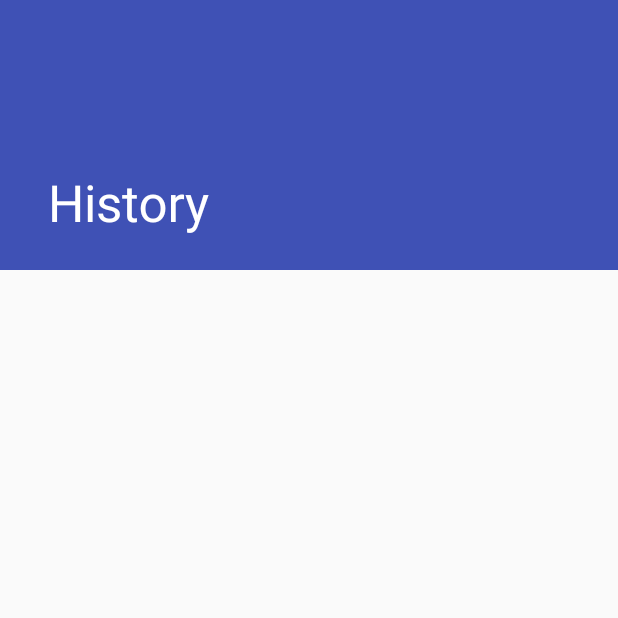
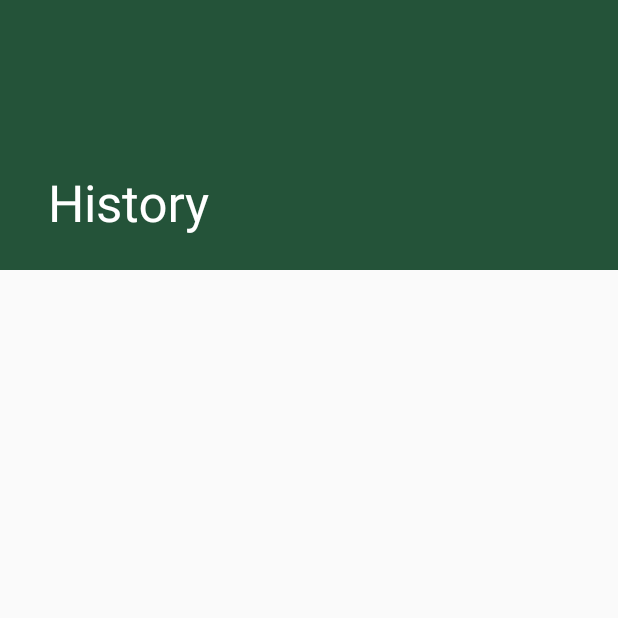
Before and after one commit to gerardmr90/trapp, an Android app: the PersonalActivity screen opened directly, with no data from a screen before it, after a tap on "History", on a phone screen of 412 x 824 dp, the top half of it. Run offline under Robolectric (Android 15) with nearby library versions, the phone set to English and light mode, and no system bars; our stand-ins replace Firebase (no records; nobody signed in at launch, a user with empty details on screens opened directly); 1 other tap on this screen came first.

Commit message:
Updated logo and theme colors

```diff
--- a/app/src/main/AndroidManifest.xml
+++ b/app/src/main/AndroidManifest.xml
@@ -14,7 +14,6 @@
         android:allowBackup="true"
         android:icon="@mipmap/ic_launcher"
         android:label="@string/app_name"
-        android:roundIcon="@mipmap/ic_launcher_round"
         android:supportsRtl="true"
         android:theme="@style/AppTheme">
         <activity
--- a/app/src/main/res/layout/nav_header_personal.xml
+++ b/app/src/main/res/layout/nav_header_personal.xml
@@ -17,7 +17,7 @@
         android:layout_width="wrap_content"
         android:layout_height="wrap_content"
         android:paddingTop="@dimen/nav_header_vertical_spacing"
-        app:srcCompat="@android:drawable/sym_def_app_icon" />
+        app:srcCompat="@mipmap/ic_launcher" />
 
     <TextView
         android:id="@+id/user_name_textView"
--- a/app/src/main/res/layout/nav_header_professional.xml
+++ b/app/src/main/res/layout/nav_header_professional.xml
@@ -17,7 +17,7 @@
         android:layout_width="wrap_content"
         android:layout_height="wrap_content"
         android:paddingTop="@dimen/nav_header_vertical_spacing"
-        app:srcCompat="@android:drawable/sym_def_app_icon" />
+        app:srcCompat="@mipmap/ic_launcher" />
 
     <TextView
         android:id="@+id/user_name_textView"
--- a/app/src/main/res/values/colors.xml
+++ b/app/src/main/res/values/colors.xml
@@ -1,7 +1,7 @@
 <?xml version="1.0" encoding="utf-8"?>
 <resources>
-    <color name="colorPrimary">#3F51B5</color>
-    <color name="colorPrimaryDark">#303F9F</color>
+    <color name="colorPrimary">#245339</color>
+    <color name="colorPrimaryDark">#225036</color>
     <color name="colorAccent">#FF4081</color>
     <color name="date">#999999</color>
     <color name="company">#222222</color>
```
Also changed, not shown: app/src/main/java/pex/gerardvictor/trapp/activities/ChooserActivity.java (+8 -0 lines), app/src/main/ic_launcher-web.png (added), app/src/main/res/drawable-hdpi/ic_action_name.png (added), app/src/main/res/drawable-mdpi/ic_action_name.png (added), app/src/main/res/drawable-xhdpi/ic_action_name.png (added), app/src/main/res/drawable-xxhdpi/ic_action_name.png (added), app/src/main/res/drawable/launcher_logo.png (added), app/src/main/res/mipmap-hdpi/ic_launcher.png, app/src/main/res/mipmap-mdpi/ic_launcher.png, app/src/main/res/mipmap-xhdpi/ic_launcher.png, app/src/main/res/mipmap-xxhdpi/ic_launcher.png, app/src/main/res/mipmap-xxxhdpi/ic_launcher.png, 1 other file.
